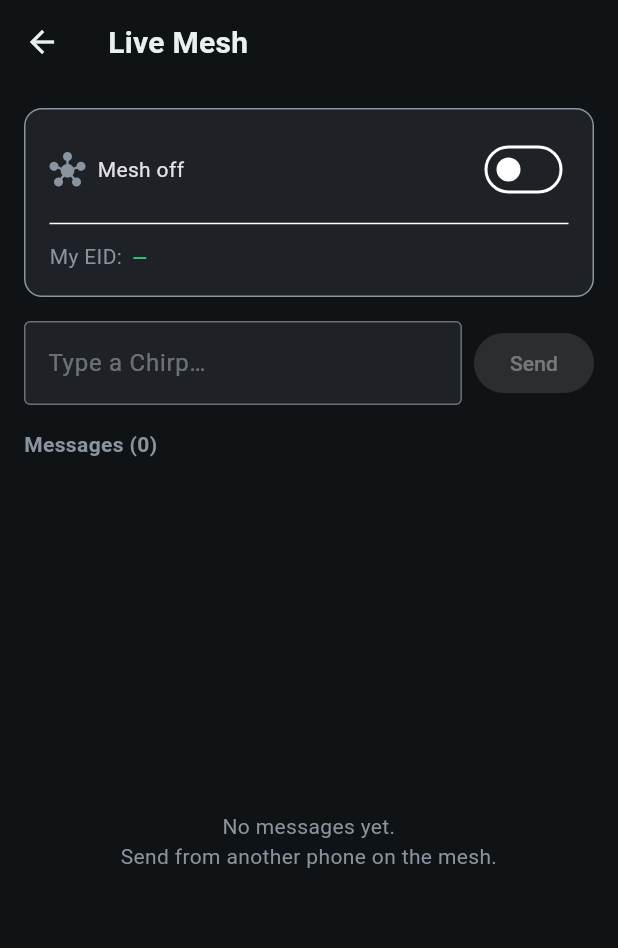
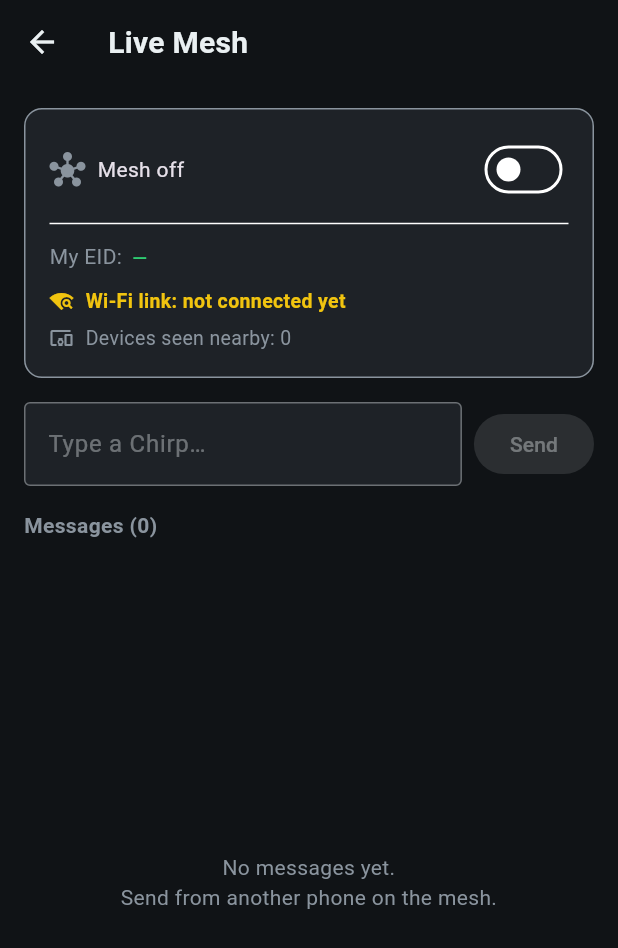
Before and after one commit to Mangulabnan-Bernard/Nest_Link, a Flutter app: the MeshTestScreen screen opened directly, on a phone screen of 412 x 824 dp. Shown: the top 948 px of the screen. Run offline on Flutter 3.47's test engine with Material 3 defaults, Android fonts, the phone set to English and light mode, and no system bars; our stand-ins replace audioplayers, flutter_map, geolocator, latlong2, permission_handler, shared_preferences; missing offline and left inert: record; accounts and stored records are empty.

Commit message:
feat(mobile): manual nearby scan + live connection diagnostic
Stop debugging connectivity blind.

- "Search" button in Chirp re-triggers real Wi-Fi Direct + Bluetooth
  discovery on demand (bridge -> DTNService.rescan)
- Live tab now shows the engine's true radio state: "Wi-Fi link
  CONNECTED/not", "Devices seen nearby: N", plus a hint to fix
  battery-optimization when it won't connect
- MeshService polls getMeshStatus every 5s

Co-Authored-By: Claude Opus 4.8 <noreply@anthropic.com>

```diff
--- a/mobile/lib/screens/mesh_test_screen.dart
+++ b/mobile/lib/screens/mesh_test_screen.dart
@@ -110,6 +110,37 @@ class _MeshTestScreenState extends State<MeshTestScreen> {
                   style: const TextStyle(color: Brand.emerald, fontFamily: 'monospace')),
             ],
           ),
+          const SizedBox(height: 10),
+          // ── live radio diagnostic ──
+          Row(children: [
+            Icon(_mesh.wifiConnected ? Icons.wifi : Icons.wifi_find,
+                size: 16, color: _mesh.wifiConnected ? Brand.emerald : Brand.amber),
+            const SizedBox(width: 8),
+            Text(
+              _mesh.wifiConnected ? 'Wi-Fi link: CONNECTED' : 'Wi-Fi link: not connected yet',
+              style: TextStyle(
+                  color: _mesh.wifiConnected ? Brand.emerald : Brand.amber,
+                  fontWeight: FontWeight.w600,
+                  fontSize: 13),
+            ),
+          ]),
+          const SizedBox(height: 6),
+          Row(children: [
+            const Icon(Icons.devices_other, size: 16, color: Brand.textDim),
+            const SizedBox(width: 8),
+            Text('Devices seen nearby: ${_mesh.discoveredPeers}',
+                style: const TextStyle(color: Brand.textDim, fontSize: 13)),
+          ]),
+          if (running && !_mesh.wifiConnected)
+            const Padding(
+              padding: EdgeInsets.only(top: 8),
+              child: Text(
+                'If this stays "not connected": turn on Wi-Fi + Bluetooth + Location on both '
+                'phones, disable battery optimization for Nest Link, keep both apps open, '
+                'and accept the connection prompt.',
+                style: TextStyle(color: Brand.textDim, fontSize: 11),
+              ),
+            ),
         ],
       ),
     );
```
Also changed, not shown: mobile/lib/screens/chirp_chat_screen.dart (+32 -1 lines), mobile/lib/services/mesh_service.dart (+31 -2 lines), 2 other files.
